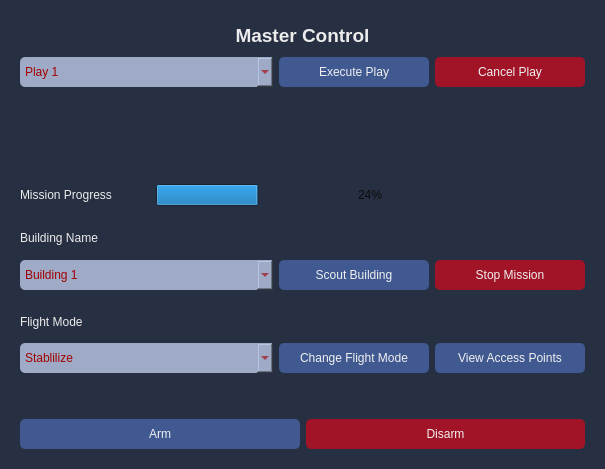
This is src/rqt_gcs/resources/MissionProgress.ui in CSUN-SERL/lcar-bot as Qt 5 draws it before an edit. The edited form follows.
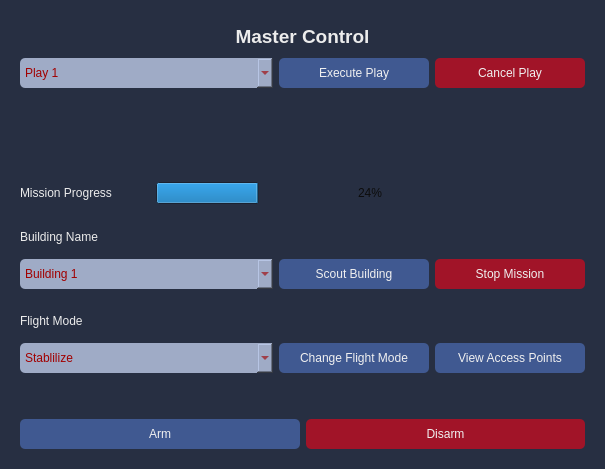
This is the edited form.

Commit message: uav buttons change color when heartbeat not recieved. multithreading

```diff
--- a/src/rqt_gcs/resources/MissionProgress.ui
+++ b/src/rqt_gcs/resources/MissionProgress.ui
@@ -180,7 +180,13 @@
        </spacer>
       </item>
       <item>
-       <widget class="QLineEdit" name="uavNameEdit">
+       <widget class="QLabel" name="uavNameEdit">
+        <property name="sizePolicy">
+         <sizepolicy hsizetype="Expanding" vsizetype="Fixed">
+          <horstretch>0</horstretch>
+          <verstretch>0</verstretch>
+         </sizepolicy>
+        </property>
         <property name="font">
          <font>
           <pointsize>14</pointsize>
@@ -188,9 +194,6 @@
           <bold>true</bold>
          </font>
         </property>
-        <property name="styleSheet">
-         <string notr="true"/>
-        </property>
         <property name="text">
          <string/>
         </property>
```
The commit also changes 6 other files.
